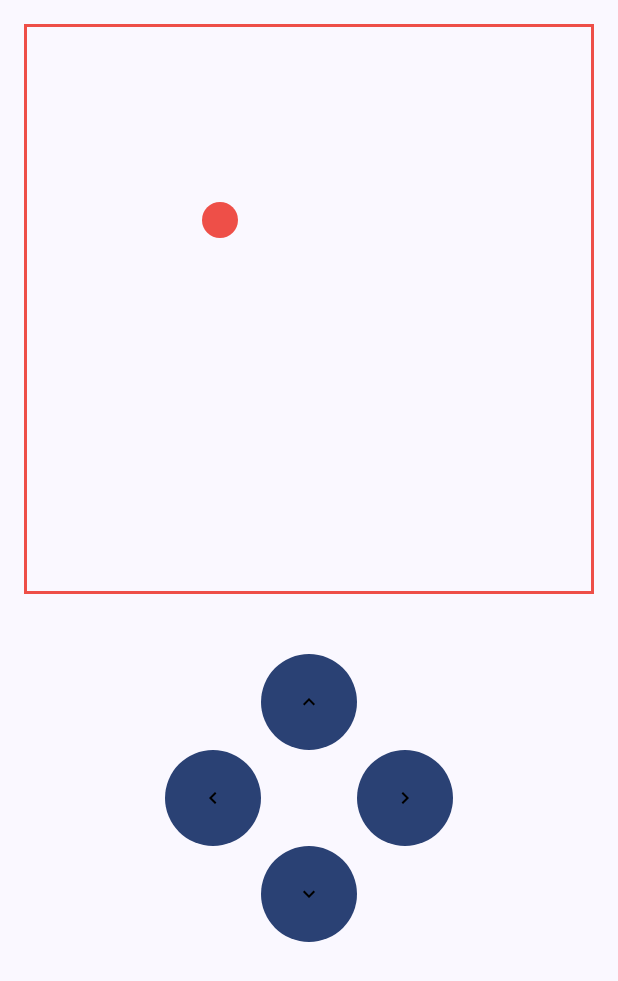
After one commit to greatdesigners12/PotenSeek, an Android app built with Jetpack Compose: the snakeGameActivity screen opened directly, with no data from a screen before it, on a phone screen of 412 x 824 dp. The commit adds this screen. Shown: the top 981 px of the screen. Run offline under Robolectric (Android 15) with nearby library versions, the phone set to English and light mode, and no system bars.

Commit message:
layouting kid dashboard and profile, snakegame

```diff
--- a/app/build.gradle
+++ b/app/build.gradle
@@ -50,6 +50,7 @@ android {
 }
 
 dependencies {
+    implementation 'androidx.compose.material3:material3:1.0.0-alpha02'
     def nav_version = "2.5.2"
     implementation platform('com.google.firebase:firebase-bom:31.0.0')
     implementation 'com.google.firebase:firebase-analytics-ktx'
--- a/app/src/main/java/com/example/potenseek/Screens/SplashScreenActivity.kt
+++ b/app/src/main/java/com/example/potenseek/Screens/SplashScreenActivity.kt
@@ -32,7 +32,6 @@ fun SplashScreenActivity(navController: NavController?) {
 
 }
 
-@Preview
 @Composable
 fun preview(){
     SplashScreenActivity(null)
--- /dev/null
+++ b/app/src/main/java/com/example/potenseek/Screens/anak/snakeGameActivity.kt
@@ -0,0 +1,191 @@
+package com.example.potenseek.Screens.anak
+
+import android.os.Bundle
+import android.widget.Space
+import androidx.activity.ComponentActivity
+import androidx.activity.compose.setContent
+import androidx.compose.foundation.background
+import androidx.compose.foundation.border
+import androidx.compose.foundation.layout.*
+import androidx.compose.foundation.shape.CircleShape
+import androidx.compose.material.Icon
+import androidx.compose.material.icons.Icons
+import androidx.compose.material.icons.filled.KeyboardArrowDown
+import androidx.compose.material.icons.filled.KeyboardArrowLeft
+import androidx.compose.material.icons.filled.KeyboardArrowRight
+import androidx.compose.material.icons.filled.KeyboardArrowUp
+import androidx.compose.material3.Button
+import androidx.compose.material3.MaterialTheme
+import androidx.compose.material3.Surface
+import androidx.compose.material3.Text
+import androidx.compose.runtime.Composable
+import androidx.compose.runtime.collectAsState
+import androidx.compose.ui.Alignment
+import androidx.compose.ui.Modifier
+import androidx.compose.ui.graphics.Color
+import androidx.compose.ui.tooling.preview.Preview
+import androidx.compose.ui.unit.dp
+import androidx.lifecycle.lifecycleScope
+import com.example.potenseek.Screens.anak.ui.theme.PotenSeekTheme
+import com.example.potenseek.ui.theme.Shapes
+import kotlinx.coroutines.CoroutineScope
+import kotlinx.coroutines.delay
+import kotlinx.coroutines.flow.Flow
+import kotlinx.coroutines.flow.MutableStateFlow
+import kotlinx.coroutines.flow.update
+import kotlinx.coroutines.launch
+import kotlinx.coroutines.sync.Mutex
+import kotlinx.coroutines.sync.withLock
+import java.util.*
+
+class snakeGameActivity : ComponentActivity() {
+    override fun onCreate(savedInstanceState: Bundle?) {
+        super.onCreate(savedInstanceState)
+
+        val game = Game(lifecycleScope)
+
+        setContent {
+            PotenSeekTheme {
+                // A surface container using the 'background' color from the theme
+                Surface(
+                    modifier = Modifier.fillMaxSize(),
+                    color = MaterialTheme.colorScheme.background
+                ) {
+                    Snake(game)
+                }
+            }
+        }
+    }
+}
+
+data class State(val food:Pair<Int, Int>, val snake:List<Pair<Int,Int>>)
+
+class Game(private val scope: CoroutineScope){
+    private val mutex: Mutex = Mutex()
+    private val mutableState: MutableStateFlow<State> = MutableStateFlow(State(food = Pair(5,5), snake = listOf(Pair(7,7))))
+    val state: Flow<State> = mutableState
+    var move = Pair(1,0)
+    set(value: Pair<Int, Int>){
+        scope.launch {
+            mutex.withLock {
+                field = value
+            }
+        }
+    }
+
+    init {
+        scope.launch{
+            var snakeLength = 4
+
+            while(true){
+                delay(150)
+                mutableState.update {
+                    val newPosition = it.snake.first().let { poz ->
+                        mutex.withLock {
+                            Pair(
+                                poz.first + move.first,
+                                poz.second + move.second
+                            )
+                        }
+                    }
+
+                    if (newPosition == it.food){
+                        snakeLength++
+                    }
+
+                    if(it.snake.contains(newPosition)){
+                        snakeLength = 4
+                    }
+
+                    it.copy(
+                        food = if (newPosition == it.food) {
+                            Pair(
+                                Random().nextInt(BOARD_SIZE),
+                                Random().nextInt(BOARD_SIZE)
+                            )
+                        }else it.food,
+                        snake = listOf(newPosition) + it.snake.take(snakeLength - 1)
+                    )
+                }
+
+            }
+        }
+    }
+
+    companion object{
+        const val BOARD_SIZE = 16
+    }
+}
+
+@Composable
+fun Snake(game: Game) {
+    val state = game.state.collectAsState(initial = null)
+
+    Column(horizontalAlignment = Alignment.CenterHorizontally){
+        state.value?.let{
+            Board(it)
+        }
+        Buttons{
+            game.move = it
+        }
+    }
+}
+
+@Composable
+fun Buttons(onDirectionChange: (Pair<Int, Int>)->Unit) {
+    val buttonSize = Modifier.size(64.dp)
+    Column(horizontalAlignment = Alignment.CenterHorizontally, modifier = Modifier.padding(24.dp)) {
+        Button(onClick = { onDirectionChange(Pair(0, -1)) }, modifier = buttonSize) {
+            Icon(Icons.Default.KeyboardArrowUp, null)
+        }
+        Row {
+            Button(onClick = { onDirectionChange(Pair(-1, 0)) }, modifier = buttonSize) {
+                Icon(Icons.Default.KeyboardArrowLeft, null)
+            }
+            Spacer(modifier = buttonSize)
+            Button(onClick = { onDirectionChange(Pair(1, 0)) }, modifier = buttonSize) {
+                Icon(Icons.Default.KeyboardArrowRight, null)
+            }
+        }
+        Button(onClick = { onDirectionChange(Pair(0, 1)) }, modifier = buttonSize) {
+            Icon(Icons.Default.KeyboardArrowDown, null)
+        }
+    }
+}
+
+@Composable
+fun Board(state: State){
+    BoxWithConstraints(Modifier.padding(16.dp)) {
+        val tileSize = maxWidth / Game.BOARD_SIZE
+
+        Box(
+            Modifier
+                .size(maxWidth)
+                .border(2.dp, color = "#EE4F48".color)
+        )
+
+        Box(
+            Modifier
+                .offset(x = tileSize * state.food.first, y = tileSize * state.food.second)
+                .size(tileSize)
+                .background(color = "#EE4F48".color, CircleShape)
+        )
+
+        state.snake.forEach{
+            Box(modifier = Modifier
+                .offset(x = tileSize * it.first, y = tileSize * it.second)
+                .size(tileSize)
+                .background(color = "#EE4F48".color, Shapes.small))
+        }
+    }
+
+
+}
+
+@Preview(showBackground = true)
+@Composable
+fun DefaultPreview() {
+    PotenSeekTheme {
+
+    }
+}
--- /dev/null
+++ b/app/src/main/java/com/example/potenseek/Screens/anak/ui/theme/Theme.kt
@@ -0,0 +1,68 @@
+package com.example.potenseek.Screens.anak.ui.theme
+
+import android.app.Activity
+import android.os.Build
+import androidx.compose.foundation.isSystemInDarkTheme
+import androidx.compose.material3.MaterialTheme
+import androidx.compose.material3.darkColorScheme
+import androidx.compose.material3.dynamicDarkColorScheme
+import androidx.compose.material3.dynamicLightColorScheme
+import androidx.compose.material3.lightColorScheme
+import androidx.compose.runtime.Composable
+import androidx.compose.runtime.SideEffect
+import androidx.compose.ui.graphics.toArgb
+import androidx.compose.ui.platform.LocalContext
+import androidx.compose.ui.platform.LocalView
+import androidx.core.view.ViewCompat
+
+private val DarkColorScheme = darkColorScheme(
+    primary = Purple80,
+    secondary = PurpleGrey80,
+    tertiary = Pink80
+)
+
+private val LightColorScheme = lightColorScheme(
+    primary = Purple40,
+    secondary = PurpleGrey40,
+    tertiary = Pink40
+
+    /* Other default colors to override
+    background = Color(0xFFFFFBFE),
+    surface = Color(0xFFFFFBFE),
+    onPrimary = Color.White,
+    onSecondary = Color.White,
+    onTertiary = Color.White,
+    onBackground = Color(0xFF1C1B1F),
+    onSurface = Color(0xFF1C1B1F),
+    */
+)
+
+@Composable
+fun PotenSeekTheme(
+    darkTheme: Boolean = isSystemInDarkTheme(),
+    // Dynamic color is available on Android 12+
+    dynamicColor: Boolean = true,
+    content: @Composable () -> Unit
+) {
+    val colorScheme = when {
+        dynamicColor && Build.VERSION.SDK_INT >= Build.VERSION_CODES.S -> {
+            val context = LocalContext.current
+            if (darkTheme) dynamicDarkColorScheme(context) else dynamicLightColorScheme(context)
+        }
+        darkTheme -> DarkColorScheme
+        else -> LightColorScheme
+    }
+    val view = LocalView.current
+    if (!view.isInEditMode) {
+        SideEffect {
+            (view.context as Activity).window.statusBarColor = colorScheme.primary.toArgb()
+            ViewCompat.getWindowInsetsController(view)?.isAppearanceLightStatusBars = darkTheme
+        }
+    }
+
+    MaterialTheme(
+        colorScheme = colorScheme,
+        typography = Typography,
+        content = content
+    )
+}
--- /dev/null
+++ b/app/src/main/java/com/example/potenseek/Screens/anak/ui/theme/Type.kt
@@ -0,0 +1,34 @@
+package com.example.potenseek.Screens.anak.ui.theme
+
+import androidx.compose.material3.Typography
+import androidx.compose.ui.text.TextStyle
+import androidx.compose.ui.text.font.FontFamily
+import androidx.compose.ui.text.font.FontWeight
+import androidx.compose.ui.unit.sp
+
+// Set of Material typography styles to start with
+val Typography = Typography(
+    bodyLarge = TextStyle(
+        fontFamily = FontFamily.Default,
+        fontWeight = FontWeight.Normal,
+        fontSize = 16.sp,
+        lineHeight = 24.sp,
+        letterSpacing = 0.5.sp
+    )
+    /* Other default text styles to override
+    titleLarge = TextStyle(
+        fontFamily = FontFamily.Default,
+        fontWeight = FontWeight.Normal,
+        fontSize = 22.sp,
+        lineHeight = 28.sp,
+        letterSpacing = 0.sp
+    ),
+    labelSmall = TextStyle(
+        fontFamily = FontFamily.Default,
+        fontWeight = FontWeight.Medium,
+        fontSize = 11.sp,
+        lineHeight = 16.sp,
+        letterSpacing = 0.5.sp
+    )
+    */
+)
--- a/app/src/main/java/com/example/potenseek/Screens/homepage/HomeScreenActivity.kt
+++ b/app/src/main/java/com/example/potenseek/Screens/homepage/HomeScreenActivity.kt
@@ -3,6 +3,8 @@ package com.example.potenseek.Screens.homepage
 import androidx.compose.foundation.layout.Column
 import androidx.compose.material.Text
 import androidx.compose.runtime.Composable
+import androidx.compose.ui.tooling.preview.Preview
+import androidx.compose.ui.tooling.preview.PreviewParameter
 import androidx.navigation.NavController
 
 @Composable
--- a/app/src/main/java/com/example/potenseek/components/Cards.kt
+++ b/app/src/main/java/com/example/potenseek/components/Cards.kt
@@ -16,7 +16,7 @@ import com.example.potenseek.R
 @Composable
 fun profileCard(name : String){
     Column(horizontalAlignment = Alignment.CenterHorizontally){
-        Image(painter = painterResource(id = R.drawable.unknown), modifier = Modifier
+        Image(painter = painterResource(id = R.drawable.ic_launcher_background), modifier = Modifier
             .width(100.dp)
             .height(100.dp) ,contentDescription = "", contentScale = ContentScale.Fit)
         Text(name)
--- a/app/src/main/res/values/strings.xml
+++ b/app/src/main/res/values/strings.xml
@@ -1,3 +1,5 @@
 <resources>
     <string name="app_name">PotenSeek</string>
+    <string name="title_activity_friendslist">friendslist</string>
+    <string name="title_activity_snake_game">snakeGameActivity</string>
 </resources>
```
Also changed, not shown: app/src/main/AndroidManifest.xml (+11 -0 lines), app/src/main/java/com/example/potenseek/Screens/anak/HomePageAnakActivity.kt (added, +262 -0 lines), app/src/main/java/com/example/potenseek/Screens/anak/Profile.kt (added, +154 -0 lines), app/src/main/java/com/example/potenseek/Screens/anak/ui/theme/Color.kt (added, +11 -0 lines).
